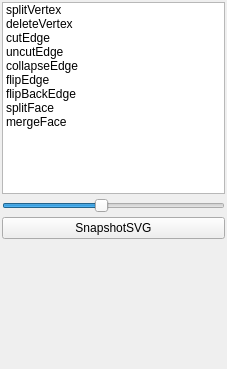
Above: Apps/Tuto/tuto_oper2.ui from cgogn/CGoGN before the change. Below: the same form after it.
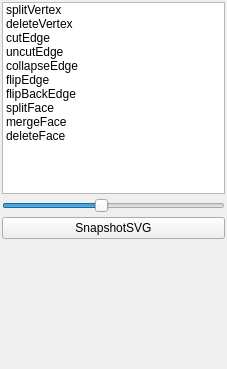
That is the form after the change.

What changed in the file:
```diff
--- a/Apps/Tuto/tuto_oper2.ui
+++ b/Apps/Tuto/tuto_oper2.ui
@@ -94,6 +94,11 @@
           <string>mergeFace</string>
          </property>
         </item>
+        <item>
+         <property name="text">
+          <string>deleteFace</string>
+         </property>
+        </item>
        </widget>
       </item>
       <item>
```
